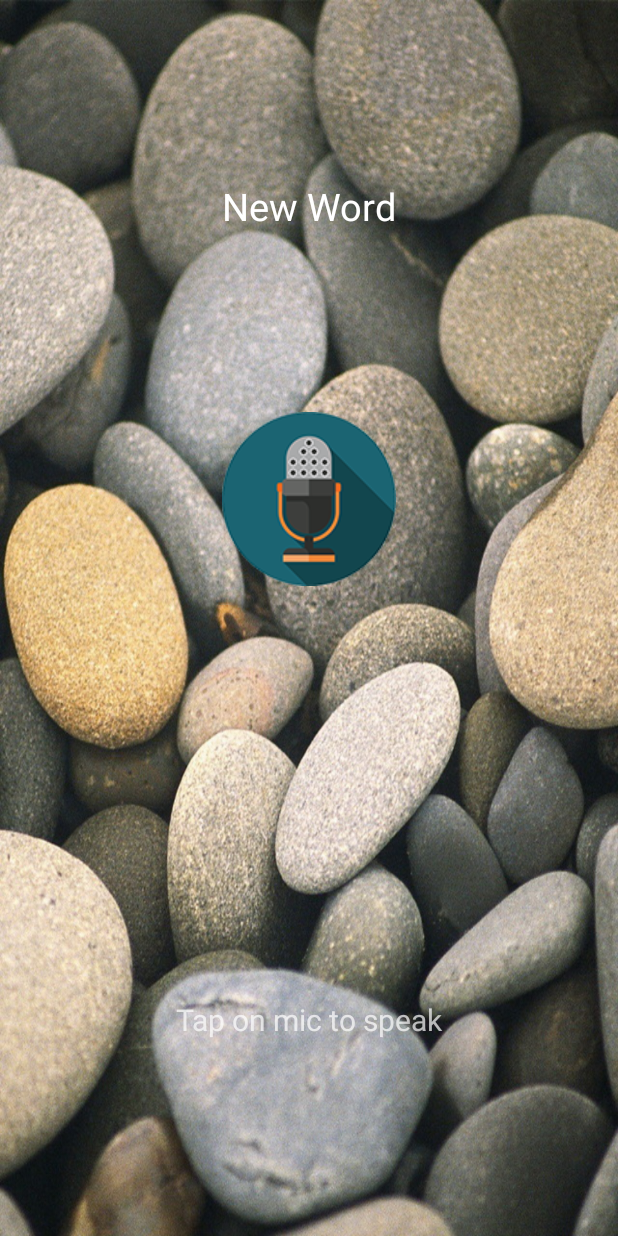
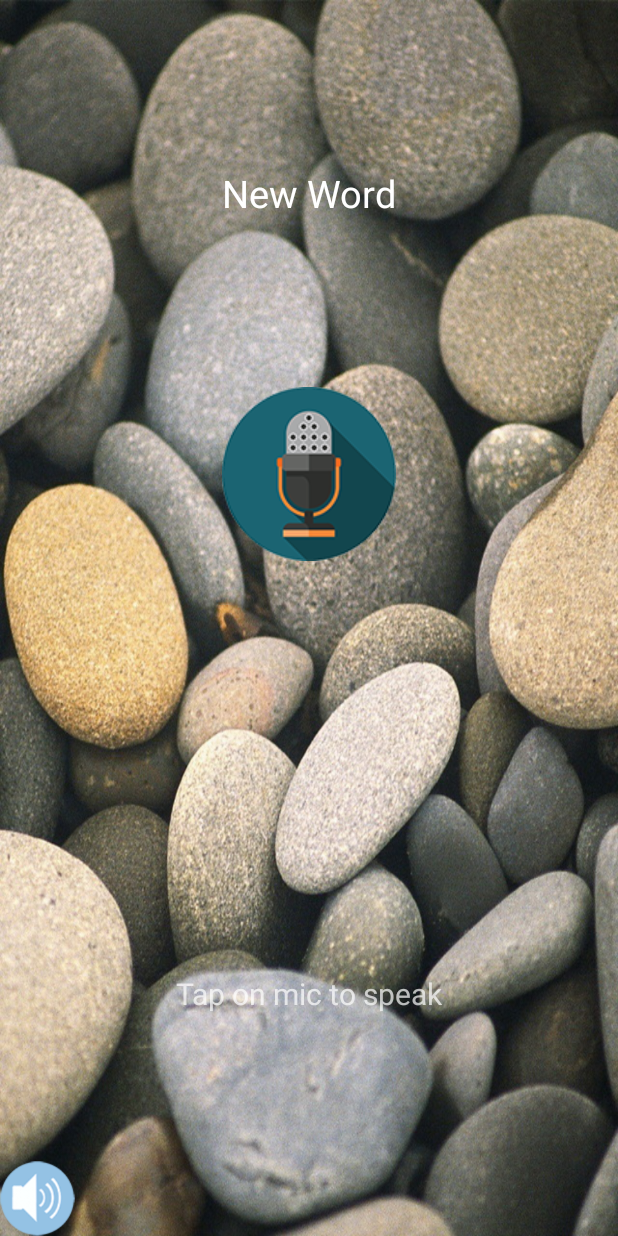
Before and after one commit to johntran1405/LearnVocabulary, an Android app: the SpeechActivity screen opened directly, with no data from a screen before it, on a phone screen of 412 x 824 dp. Run offline under Robolectric (Android 15) with nearby library versions, the phone set to English and light mode, and no system bars; 2 statements that could not run were skipped.

Commit message:
resize image

```diff
--- a/app/src/main/res/layout/speech_layout_m.xml
+++ b/app/src/main/res/layout/speech_layout_m.xml
@@ -1,7 +1,7 @@
 <?xml version="1.0" encoding="utf-8"?>
 <LinearLayout xmlns:android="http://schemas.android.com/apk/res/android"
     xmlns:tools="http://schemas.android.com/tools"
-    android:id="@+id/activity_main"
+
     android:layout_width="match_parent"
     android:layout_height="match_parent"
     android:background="@drawable/image_background_2"
@@ -73,14 +73,41 @@
             android:text="@string/tap_on_mic"
             android:id="@+id/txtMessage"
             android:textSize="20dp" />
-        <Button
-            android:layout_width="wrap_content"
+
+
+    </LinearLayout>
+    <LinearLayout
+        android:layout_width="match_parent"
+        android:layout_height="wrap_content"
+        android:orientation="horizontal">
+        <RelativeLayout
+            android:layout_width="match_parent"
             android:layout_height="wrap_content"
-            android:text="Next"
-            android:visibility="invisible"
-            android:id="@+id/btnNext"/>
+            >
+            <Button
+                android:layout_width="50dp"
+                android:layout_height="50dp"
+                android:id="@+id/btnSoundSpeak"
+
+                android:background="@drawable/sound_speak"/>
+
+            <Button
+                android:layout_width="wrap_content"
+                android:layout_height="wrap_content"
+                android:text="Next"
+                android:layout_gravity="right"
+                android:id="@+id/btnNext"
+                android:visibility="invisible"
+                android:layout_alignBaseline="@+id/btn_soundSpeak"
+                android:layout_alignBottom="@+id/btn_soundSpeak"
+                android:layout_alignParentRight="true"
+                android:layout_alignParentEnd="true" />
+
+        </RelativeLayout>
+
 
     </LinearLayout>
 
 
+
 </LinearLayout>
```
Also changed, not shown: app/src/main/res/drawable/fruit8.png, app/src/main/res/drawable/sport6.png, app/src/main/res/drawable/travel6.png, 1 other file.
